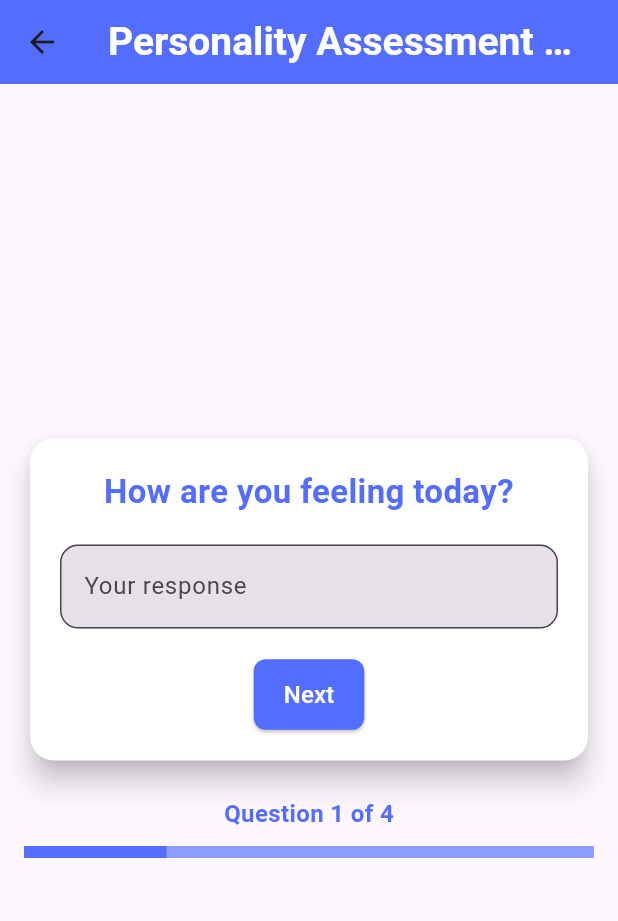
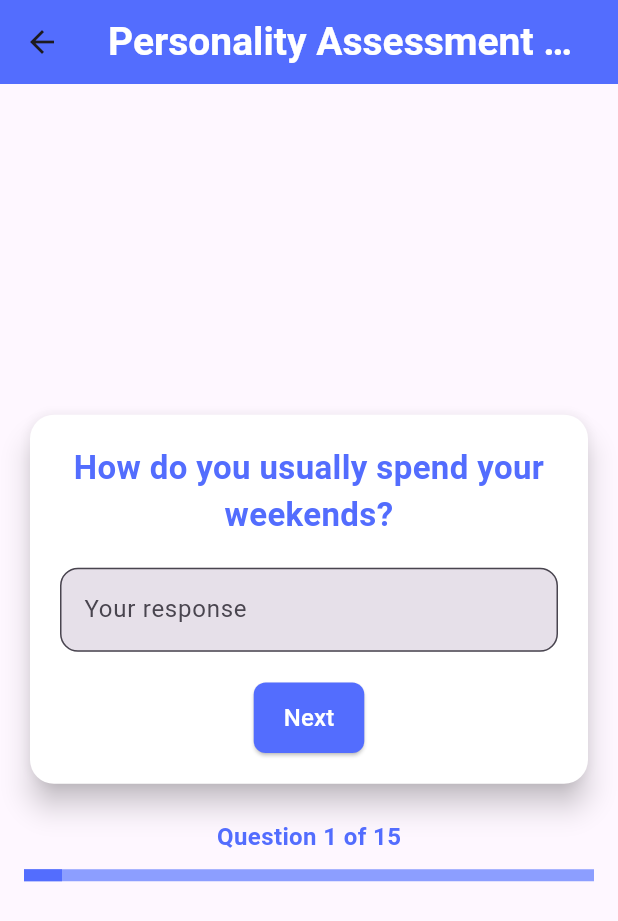
Before and after one commit to adithya-vedhamani/Digital-Twin-AI-Powered-Conversational-Companion, a Flutter app: the QuestionnairePage screen opened directly with empty values, on a phone screen of 412 x 824 dp. Shown: the top 921 px of the screen. Run offline on Flutter 3.47's test engine with Material 3 defaults, Android fonts, the phone set to English and light mode, and no system bars; network calls fail.

Commit message:
Mobile Application UI Final Update

```diff
--- a/umt_chat/lib/pages/questionnaire_page.dart
+++ b/umt_chat/lib/pages/questionnaire_page.dart
@@ -16,10 +16,21 @@ class QuestionnairePage extends StatefulWidget {
 class _QuestionnairePageState extends State<QuestionnairePage> {
   final _questionController = TextEditingController();
   final List<String> questions = [
-    "How are you feeling today?",
-    "What motivates you the most?",
-    "What is your favorite hobby?",
-    "Describe yourself in one word."
+    "How do you usually spend your weekends?",
+    "What qualities do you value most in a partner?",
+    "How do you express affection or love?",
+    "What is your idea of a perfect date?",
+    "How important is personal growth in a relationship?",
+    "What kind of communication style do you prefer in a partner?",
+    "How do you handle disagreements in a relationship?",
+    "What role does humor play in your relationships?",
+    "What hobbies or activities do you enjoy sharing with others?",
+    "How do you balance independence and togetherness in a relationship?",
+    "What is your favorite way to relax after a long day?",
+    "How important is it to align on long-term goals in a relationship?",
+    "How do you celebrate special occasions like birthdays or anniversaries?",
+    "What is your approach to handling finances in a relationship?",
+    "What does trust mean to you in a relationship?"
   ];
   int currentQuestionIndex = 0;
   Map<String, String> responses = {};
--- a/umt_chat/lib/pages/signup_page.dart
+++ b/umt_chat/lib/pages/signup_page.dart
@@ -151,7 +151,7 @@ class _SignupPageState extends State<SignupPage> {
                         borderRadius: BorderRadius.circular(12),
                       ),
                       backgroundColor: Colors.white,
-                      foregroundColor: Colors.indigo,
+                      foregroundColor: Colors.indigoAccent,
                       textStyle: TextStyle(
                         fontSize: screenHeight * 0.025,
                         fontWeight: FontWeight.bold,
```
Also changed, not shown: umt_chat/lib/pages/chat_page.dart (+100 -14 lines), umt_chat/lib/pages/user_list_page.dart (+10 -1 lines).
